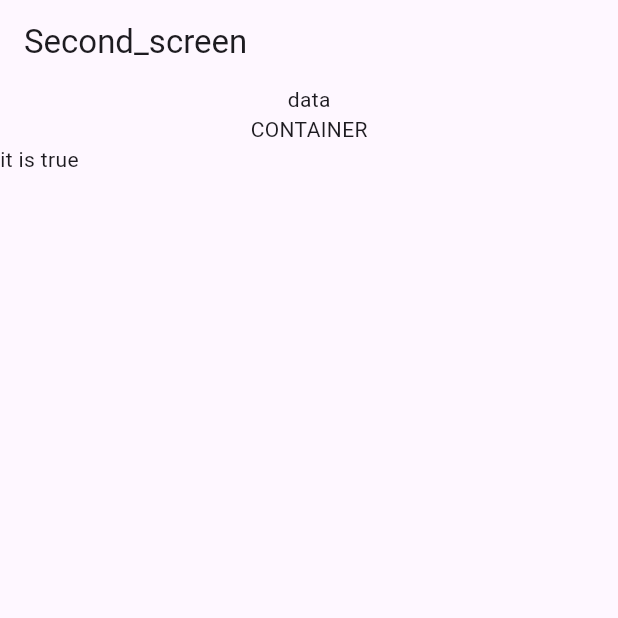
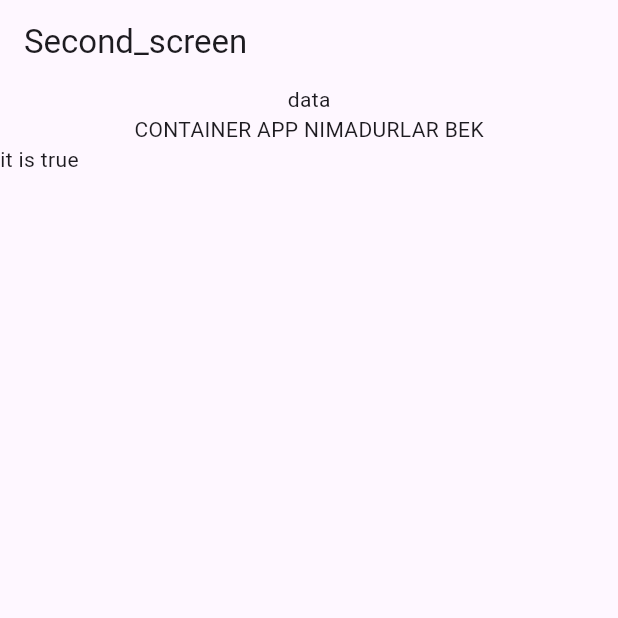
Before and after one commit to Hikmatullohprogramist/git_test, a Flutter app: the screen it shows after launch, on a phone screen of 412 x 824 dp, the top half of it. Run offline on Flutter 3.47's test engine with Material 2 defaults, Android fonts, the phone set to English and light mode, and no system bars.

Commit message:
CONTAINER APP NIMADURLAR BEK

```diff
--- a/lib/second_screen.dart
+++ b/lib/second_screen.dart
@@ -15,7 +15,7 @@ class _Second_ScreenState extends State<Second_Screen> {
       body: Column(children: [
         Text("data"),
         Container(
-          child: Text("CONTAINER"),
+          child: Text("CONTAINER APP NIMADURLAR BEK"),
         ),
         Row(
           children: [Text("it is true")],
```
